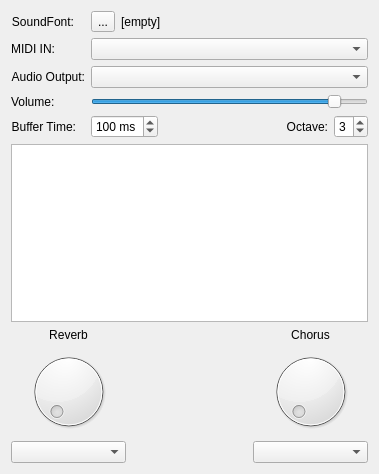
The window that guisynth/mainwindow.ui (pedrolcl/fluidlite-qtmultimedia) describes before a commit, drawn with Qt 5.
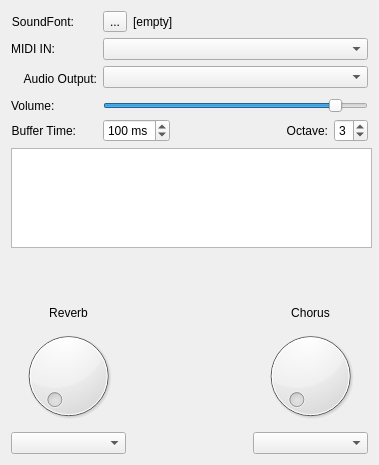
The same window after the commit. Icons and pictures are not drawn. Custom widgets are drawn as their Qt base class.

Commit message:
using a custom combo box with string elision
updated copyright years

The edit to the form file:
```diff
--- a/guisynth/mainwindow.ui
+++ b/guisynth/mainwindow.ui
@@ -25,9 +25,15 @@
     <x>0</x>
     <y>0</y>
     <width>379</width>
-    <height>474</height>
+    <height>465</height>
    </rect>
   </property>
+  <property name="minimumSize">
+   <size>
+    <width>379</width>
+    <height>465</height>
+   </size>
+  </property>
   <property name="windowTitle">
    <string>FluidLite Synthesizer</string>
   </property>
@@ -104,6 +110,12 @@
           <verstretch>0</verstretch>
          </sizepolicy>
         </property>
+        <property name="minimumSize">
+         <size>
+          <width>86</width>
+          <height>26</height>
+         </size>
+        </property>
         <property name="text">
          <string>Audio Output:</string>
         </property>
@@ -236,11 +248,17 @@
       </property>
       <property name="minimumSize">
        <size>
-        <width>0</width>
+        <width>361</width>
         <height>100</height>
        </size>
       </property>
-      <property name="baseOctave">
+      <property name="maximumSize">
+       <size>
+        <width>16777215</width>
+        <height>100</height>
+       </size>
+      </property>
+      <property name="baseOctave" stdset="0">
        <number>3</number>
       </property>
       <property name="numKeys">
@@ -327,6 +345,11 @@
    <extends>QGraphicsView</extends>
    <header location="global">drumstick/pianokeybd.h</header>
   </customwidget>
+  <customwidget>
+   <class>CustomComboBox</class>
+   <extends>QComboBox</extends>
+   <header>customcombobox.h</header>
+  </customwidget>
  </customwidgets>
  <tabstops>
   <tabstop>openButton</tabstop>
```
Left out of the diff: 17 changed lines with no effect on the pictures. The commit also changes 15 other files.
